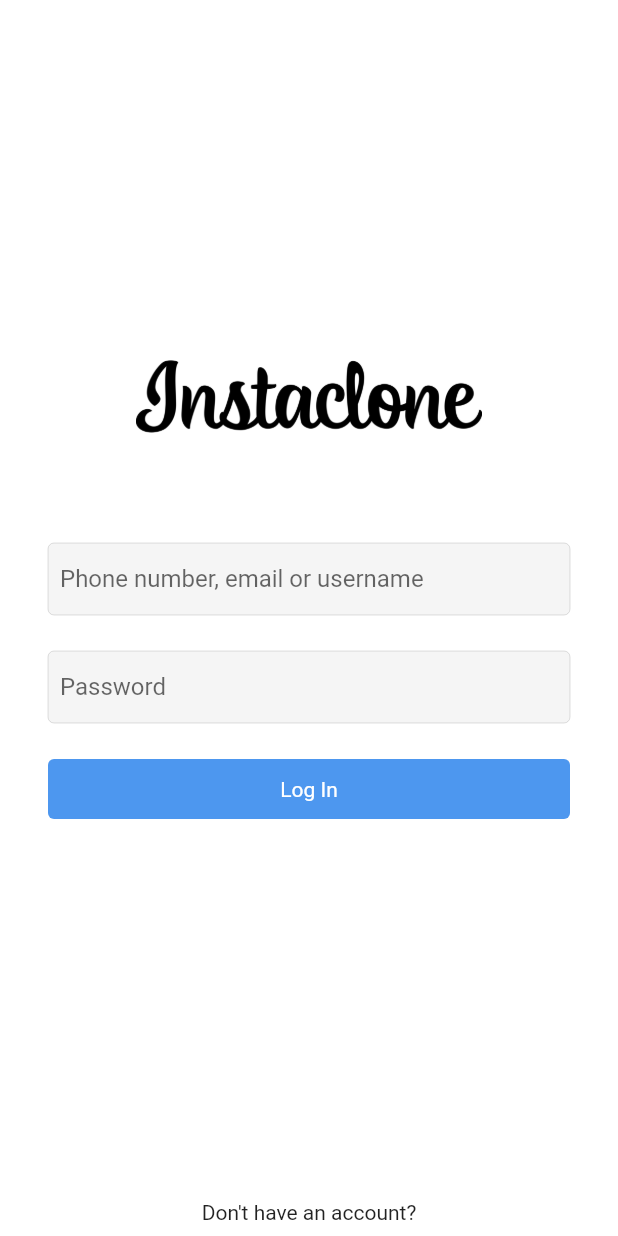
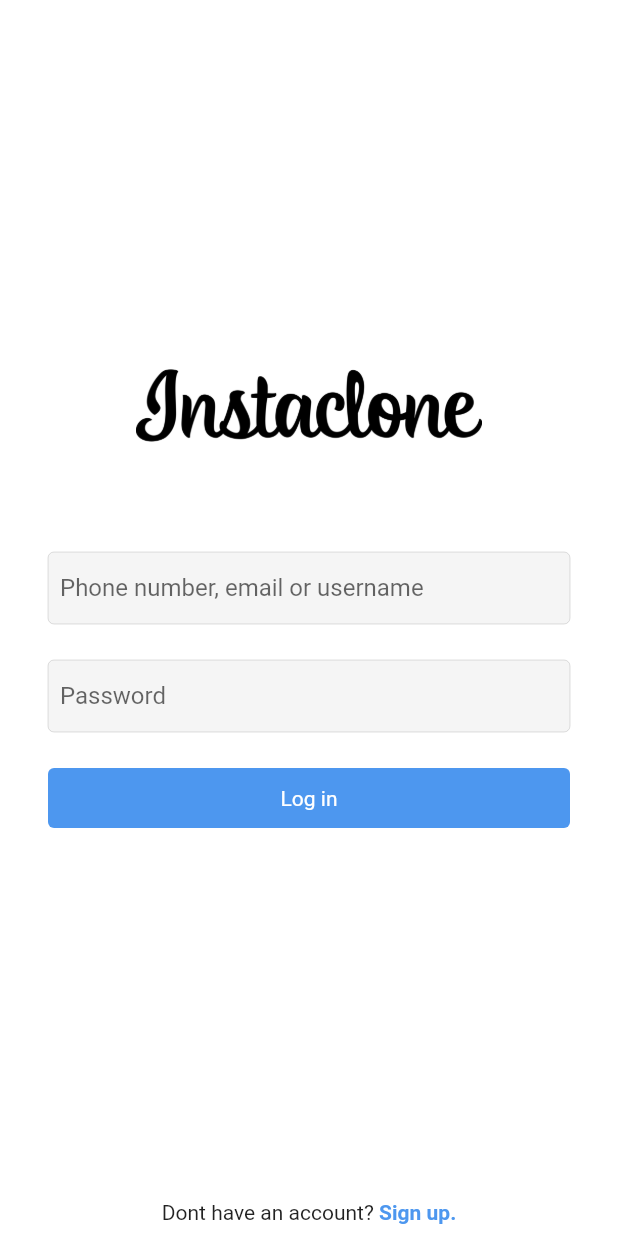
Before and after one commit to rygailkim/instaclone, a Flutter app: the screen it shows after launch, on a phone screen of 412 x 824 dp. Run offline on Flutter 3.47's test engine with Material 2 defaults, Android fonts, the light colour scheme and no system bars; our stand-ins replace firebase_core; accounts and stored records are empty.

Commit message:
login UI with touch detection

```diff
--- a/instaclone_app/lib/screens/login_screen.dart
+++ b/instaclone_app/lib/screens/login_screen.dart
@@ -60,9 +60,11 @@ class _LoginScreenState extends State<LoginScreen> {
             height: 24,
           ),
 
-          // login buttonSize
-          Container(
-            child: const Text('Log In', style: TextStyle(color: Colors.white)),
+          // login button
+          InkWell(
+            child: Container(
+              child:
+                  const Text('Log in', style: TextStyle(color: Colors.white)),
               width: double.infinity,
               alignment: Alignment.center,
               padding: const EdgeInsets.symmetric(vertical: 12),
@@ -73,24 +75,41 @@ class _LoginScreenState extends State<LoginScreen> {
                 color: blueColor,
               ),
             ),
+          ),
 
-          const SizedBox(
-            height: 12,
-          ),
+          // const SizedBox(
+          //   height: 8,
+          // ),
           Flexible(
             child: Container(),
             flex: 2,
           ),
 
           // sign up
-          Row(mainAxisAlignment: MainAxisAlignment.center, children: [
+          Row(
+            mainAxisAlignment: MainAxisAlignment.center,
+            children: [
               Container(
                 child: const Text(
-                "Don't have an account?",
+                  'Dont have an account?',
                 ),
                 padding: const EdgeInsets.symmetric(vertical: 8),
               ),
-          ])
+              GestureDetector(
+                onTap: () {},
+                child: Container(
+                  child: const Text(
+                    ' Sign up.',
+                    style: TextStyle(
+                      fontWeight: FontWeight.bold,
+                      color: blueColor,
+                    ),
+                  ),
+                  padding: const EdgeInsets.symmetric(vertical: 8),
+                ),
+              ),
+            ],
+          )
         ]),
       ),
     );
```
Lines whose indentation alone changed are shown as unchanged.
